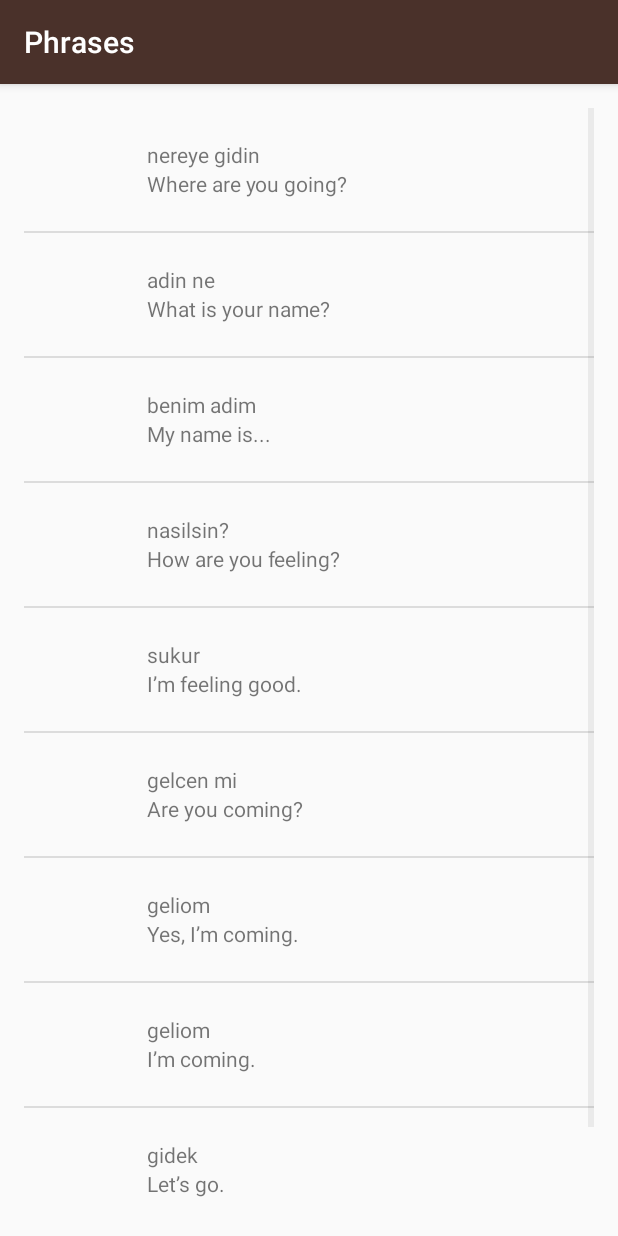
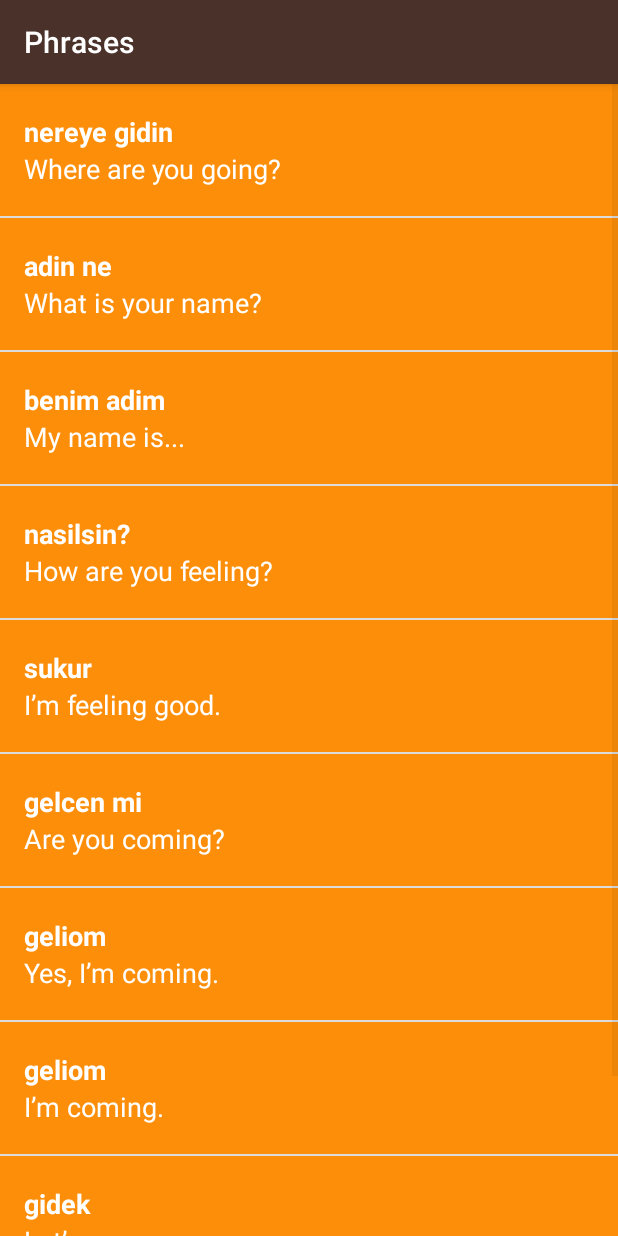
Before and after one commit to tolgacantc/android, an Android app: the PhrasesActivity screen opened directly, with no data from a screen before it, on a phone screen of 412 x 824 dp. Run offline under Robolectric (Android 15) with nearby library versions, the phone set to English and light mode, and no system bars.

```diff
--- a/code/Miwok/app/src/main/java/com/example/miwok/Word.java
+++ b/code/Miwok/app/src/main/java/com/example/miwok/Word.java
@@ -7,6 +7,8 @@ public class Word {
 
     /** Miwok translation for the word */
     private String mTranslation;
+
+    private int mImageResourceId;
 
     /**
      * Create a new Word object.
@@ -18,6 +20,13 @@ public class Word {
     public Word(String defaultTranslation, String translation) {
         mDefaultTranslation = defaultTranslation;
         mTranslation = translation;
+        mImageResourceId = -1;
+    }
+
+    public Word(String defaultTranslation, String translation, int imageId) {
+        mDefaultTranslation = defaultTranslation;
+        mTranslation = translation;
+        mImageResourceId = imageId;
     }
 
     /**
@@ -33,4 +42,8 @@ public class Word {
     public String getTranslation() {
         return mTranslation;
     }
+
+    public int getImageResourceId() { return mImageResourceId; }
+
+    public boolean hasImage() { return mImageResourceId > 0; }
 }
--- a/code/Miwok/app/src/main/java/com/example/miwok/WordAdapter.java
+++ b/code/Miwok/app/src/main/java/com/example/miwok/WordAdapter.java
@@ -49,7 +49,12 @@ public class WordAdapter extends ArrayAdapter<Word> {
         ImageView iconView = (ImageView) listItemView.findViewById(R.id.list_item_icon);
         // Get the image resource ID from the current AndroidFlavor object and
         // set the image to iconView
-        // iconView.setImageResource(currentWord.getImageResourceId());
+        if (currentWord.hasImage()) {
+            iconView.setImageResource(currentWord.getImageResourceId());
+            iconView.setVisibility(View.VISIBLE);
+        } else {
+            iconView.setVisibility(View.GONE);
+        }
 
         // Return the whole list item layout (containing 2 TextViews and an ImageView)
         // so that it can be shown in the ListView
--- a/code/Miwok/app/src/main/res/layout/list_item.xml
+++ b/code/Miwok/app/src/main/res/layout/list_item.xml
@@ -2,32 +2,43 @@
 <LinearLayout xmlns:android="http://schemas.android.com/apk/res/android"
     android:layout_width="match_parent"
     android:layout_height="wrap_content"
-    android:gravity="center_vertical"
-    android:orientation="horizontal"
-    android:minHeight="?android:attr/listPreferredItemHeight"
-    android:padding="16dp">
+    xmlns:tools="http://schemas.android.com/tools"
+    android:background="@color/tan_background"
+    android:minHeight="@dimen/list_item_height"
+    android:orientation="horizontal">
 
     <ImageView
         android:id="@+id/list_item_icon"
-        android:layout_width="50dp"
-        android:layout_height="50dp"/>
+        android:layout_width="@dimen/list_item_height"
+        android:layout_height="@dimen/list_item_height" />
 
     <LinearLayout
-        android:layout_width="0dp"
-        android:layout_height="wrap_content"
-        android:layout_weight="1"
+        android:layout_width="match_parent"
+        android:layout_height="match_parent"
+        android:background="@color/category_numbers"
         android:orientation="vertical"
         android:paddingLeft="16dp">
 
         <TextView
             android:id="@+id/foreign"
-            android:layout_width="wrap_content"
-            android:layout_height="wrap_content"/>
+            android:layout_width="match_parent"
+            android:layout_height="0dp"
+            android:layout_weight="1"
+            android:gravity="bottom"
+            android:textAppearance="?android:textAppearanceMedium"
+            android:textColor="@android:color/white"
+            android:textStyle="bold"
+            tools:text="lutti" />
 
         <TextView
             android:id="@+id/original"
-            android:layout_width="wrap_content"
-            android:layout_height="wrap_content" />
+            android:layout_width="match_parent"
+            android:layout_height="0dp"
+            android:layout_weight="1"
+            android:gravity="top"
+            android:textAppearance="?android:textAppearanceMedium"
+            android:textColor="@android:color/white"
+            tools:text="one" />
 
     </LinearLayout>
 
--- a/code/Miwok/app/src/main/res/layout/word_list.xml
+++ b/code/Miwok/app/src/main/res/layout/word_list.xml
@@ -14,12 +14,7 @@
      limitations under the License.
 -->
 <ListView xmlns:android="http://schemas.android.com/apk/res/android"
-    xmlns:tools="http://schemas.android.com/tools"
     android:id="@+id/list"
     android:orientation="vertical"
     android:layout_width="match_parent"
-    android:layout_height="match_parent"
-    android:paddingBottom="@dimen/activity_vertical_margin"
-    android:paddingLeft="@dimen/activity_horizontal_margin"
-    android:paddingRight="@dimen/activity_horizontal_margin"
-    android:paddingTop="@dimen/activity_vertical_margin" />
+    android:layout_height="match_parent" />
```
Also changed, not shown: code/Miwok/app/src/main/java/com/example/miwok/ColorsActivity.java (+8 -8 lines), code/Miwok/app/src/main/java/com/example/miwok/FamilyActivity.java (+10 -10 lines), code/Miwok/app/src/main/java/com/example/miwok/NumbersActivity.java (+10 -10 lines), code/Miwok/app/src/main/res/values-w820dp/dimens.xml (deleted, +0 -20 lines), code/Miwok/app/src/main/res/values/dimens.xml (+0 -16 lines), 1 other file.
